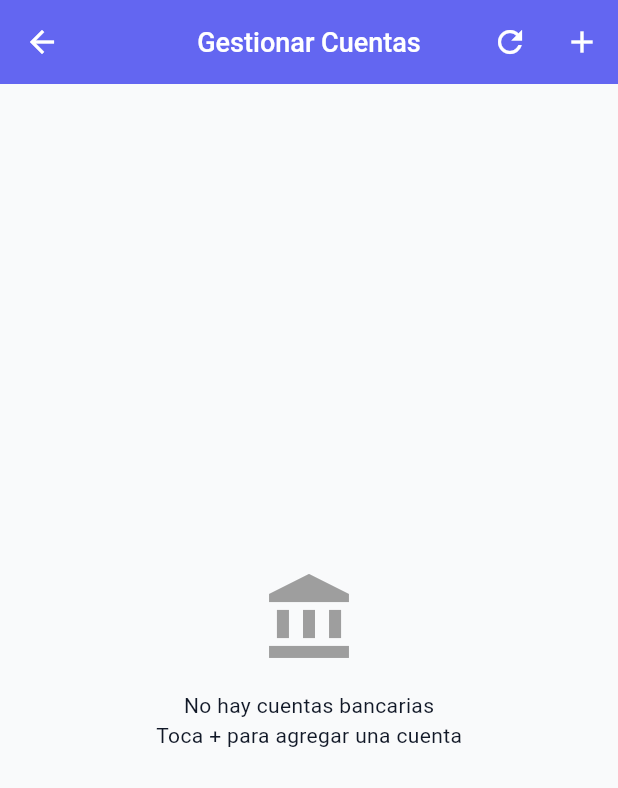
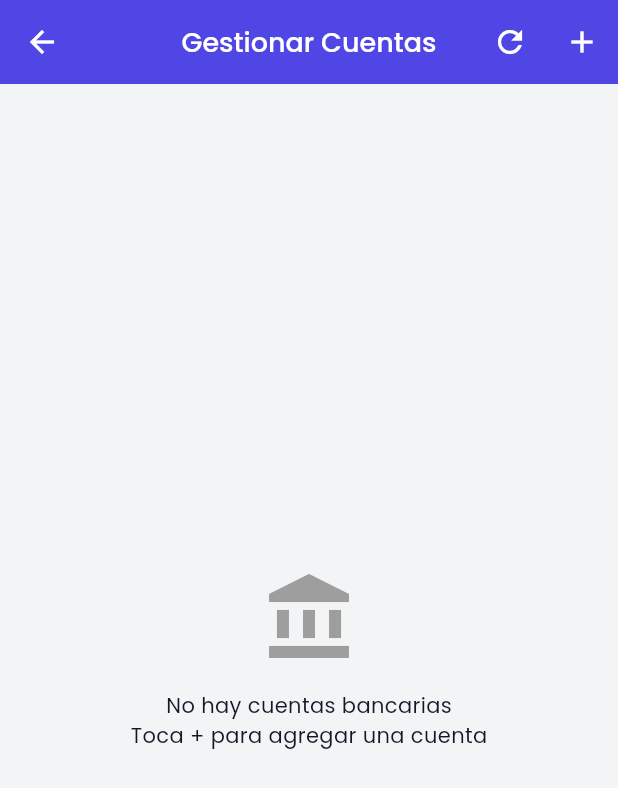
Before and after one commit to rjmmdev/appfinanzaspersonalesraul, a Flutter app: the screen it shows after launch, after a tap on "Ver todas", on a phone screen of 412 x 824 dp. Shown: the top 788 px of the screen. Run offline on Flutter 3.47's test engine with Material 3 defaults, Android fonts, the phone set to English and light mode, and no system bars; our stand-ins replace cloud_firestore, firebase_core, firebase_storage, google_fonts, shared_preferences; accounts and stored records are empty.

Commit message:
Add modern design theme

```diff
--- a/lib/screens/modern_dashboard_screen.dart
+++ b/lib/screens/modern_dashboard_screen.dart
@@ -32,8 +32,13 @@ class _ModernDashboardScreenState extends State<ModernDashboardScreen> {
     return Scaffold(
       appBar: AppBar(
         title: const Text('Finanzas Personales'),
-        backgroundColor: AppTheme.primaryColor,
         foregroundColor: Colors.white,
+        backgroundColor: Colors.transparent,
+        flexibleSpace: Container(
+          decoration: const BoxDecoration(
+            gradient: AppTheme.primaryGradient,
+          ),
+        ),
       ),
       body: Consumer<FinanceProvider>(
         builder: (context, provider, child) {
--- a/lib/theme/app_theme.dart
+++ b/lib/theme/app_theme.dart
@@ -1,14 +1,15 @@
 import 'package:flutter/material.dart';
 import 'package:flutter/services.dart';
+import 'package:google_fonts/google_fonts.dart';
 
 class AppTheme {
   // Colores principales
-  static const Color primaryColor = Color(0xFF6366F1); // Indigo moderno
-  static const Color secondaryColor = Color(0xFF8B5CF6); // Violeta
-  static const Color accentColor = Color(0xFF10B981); // Verde esmeralda
+  static const Color primaryColor = Color(0xFF4F46E5); // Indigo moderno
+  static const Color secondaryColor = Color(0xFF9333EA); // Violeta
+  static const Color accentColor = Color(0xFF14B8A6); // Verde esmeralda
 
   // Colores de fondo
-  static const Color backgroundColor = Color(0xFFF9FAFB);
+  static const Color backgroundColor = Color(0xFFF3F4F6);
   static const Color surfaceColor = Color(0xFFFFFFFF);
   static const Color cardColor = Color(0xFFFFFFFF);
 
@@ -61,6 +62,7 @@ class AppTheme {
       colorScheme: colorScheme,
       primaryColor: primaryColor,
       scaffoldBackgroundColor: backgroundColor,
+      fontFamily: GoogleFonts.poppins().fontFamily,
 
       // AppBar Theme
       appBarTheme: const AppBarTheme(
--- a/pubspec.yaml
+++ b/pubspec.yaml
@@ -52,6 +52,7 @@ dependencies:
   image_picker: ^1.1.2
   path_provider: ^2.1.4
   url_launcher: ^6.3.1
+  google_fonts: ^6.2.1
 
 dev_dependencies:
   flutter_test:
```
